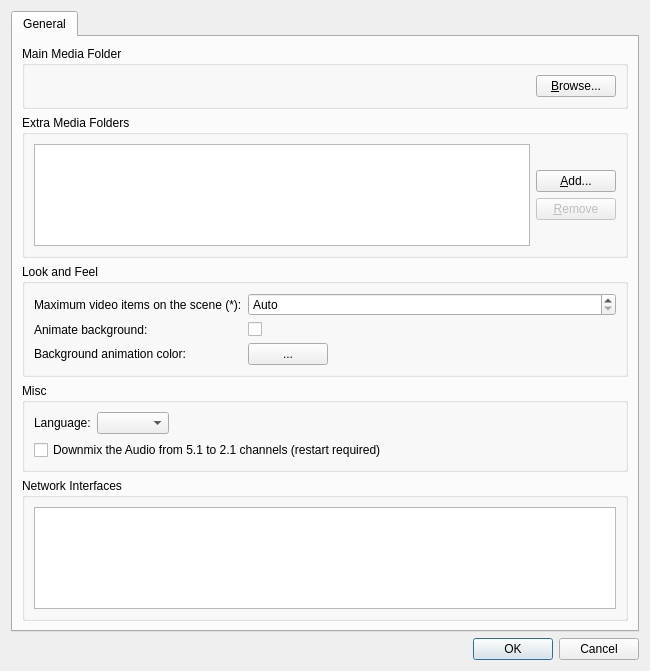
Qt form client/src/ui/dialogs/preferences_dialog.ui (networkoptix/nx_open) before a commit.
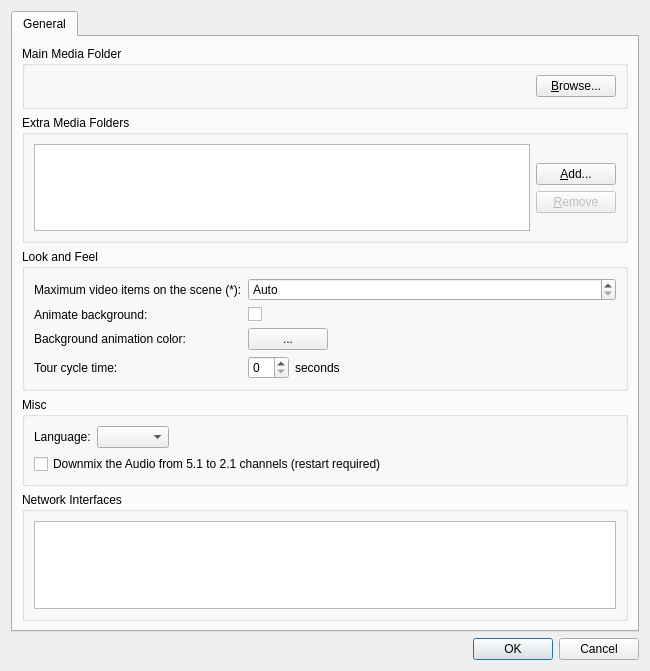
The same form after that commit. Custom widgets are drawn as their Qt base class.

Commit message:
Tour cycle editor.
<==== Mercurial data ====>
Branch: master

The edit to the form file:
```diff
--- a/client/src/ui/dialogs/preferences_dialog.ui
+++ b/client/src/ui/dialogs/preferences_dialog.ui
@@ -153,6 +153,9 @@
           <property name="fieldGrowthPolicy">
            <enum>QFormLayout::AllNonFixedFieldsGrow</enum>
           </property>
+          <property name="verticalSpacing">
+           <number>6</number>
+          </property>
           <item row="0" column="0">
            <widget class="QLabel" name="maxVideoItemsLabel">
             <property name="text">
@@ -244,6 +247,27 @@
             </layout>
            </widget>
           </item>
+          <item row="3" column="0">
+           <widget class="QLabel" name="tourCycleTimeLabel">
+            <property name="text">
+             <string>Tour cycle time:</string>
+            </property>
+           </widget>
+          </item>
+          <item row="3" column="1">
+           <layout class="QHBoxLayout" name="horizontalLayout_4" stretch="0,1">
+            <item>
+             <widget class="QSpinBox" name="tourCycleTimeSpinBox"/>
+            </item>
+            <item>
+             <widget class="QLabel" name="label_2">
+              <property name="text">
+               <string>seconds</string>
+              </property>
+             </widget>
+            </item>
+           </layout>
+          </item>
          </layout>
         </widget>
        </item>
```
The commit also changes 3 other files.
